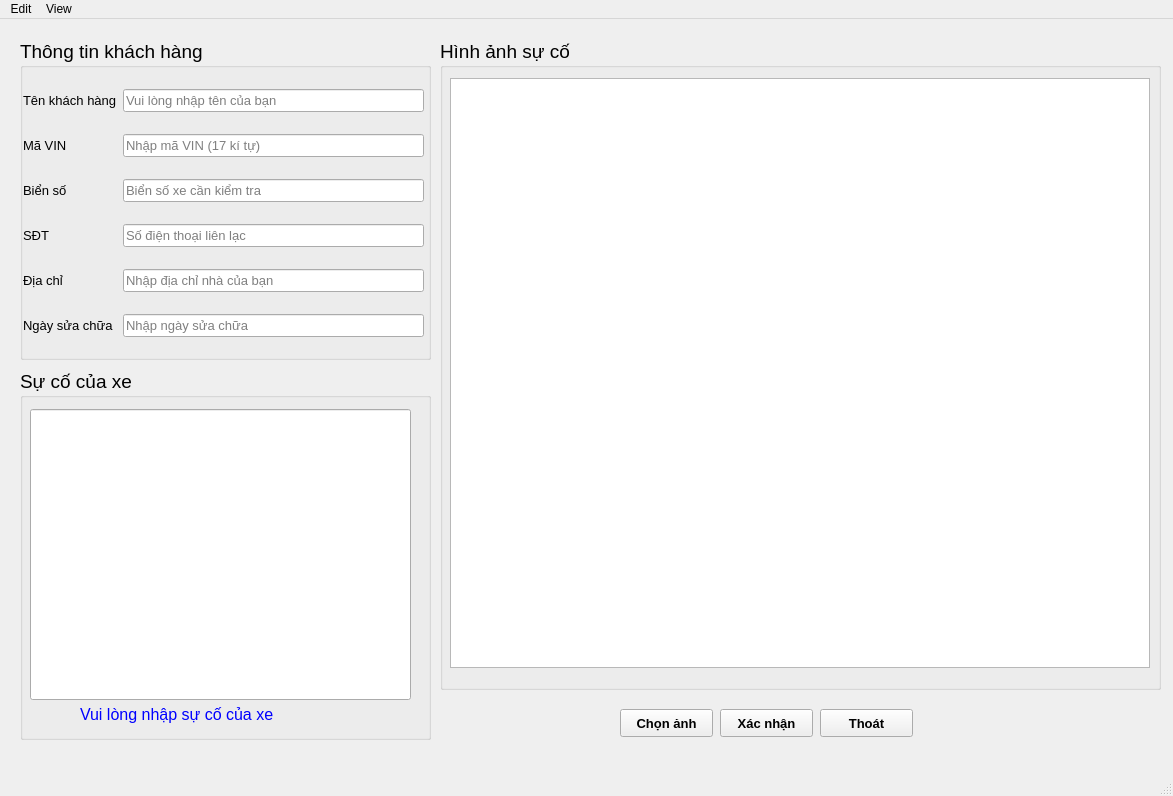
Before: the Qt Designer form GUI/GUIinput.ui in Vuchauduytung/LuanVan, drawn with Qt 5.
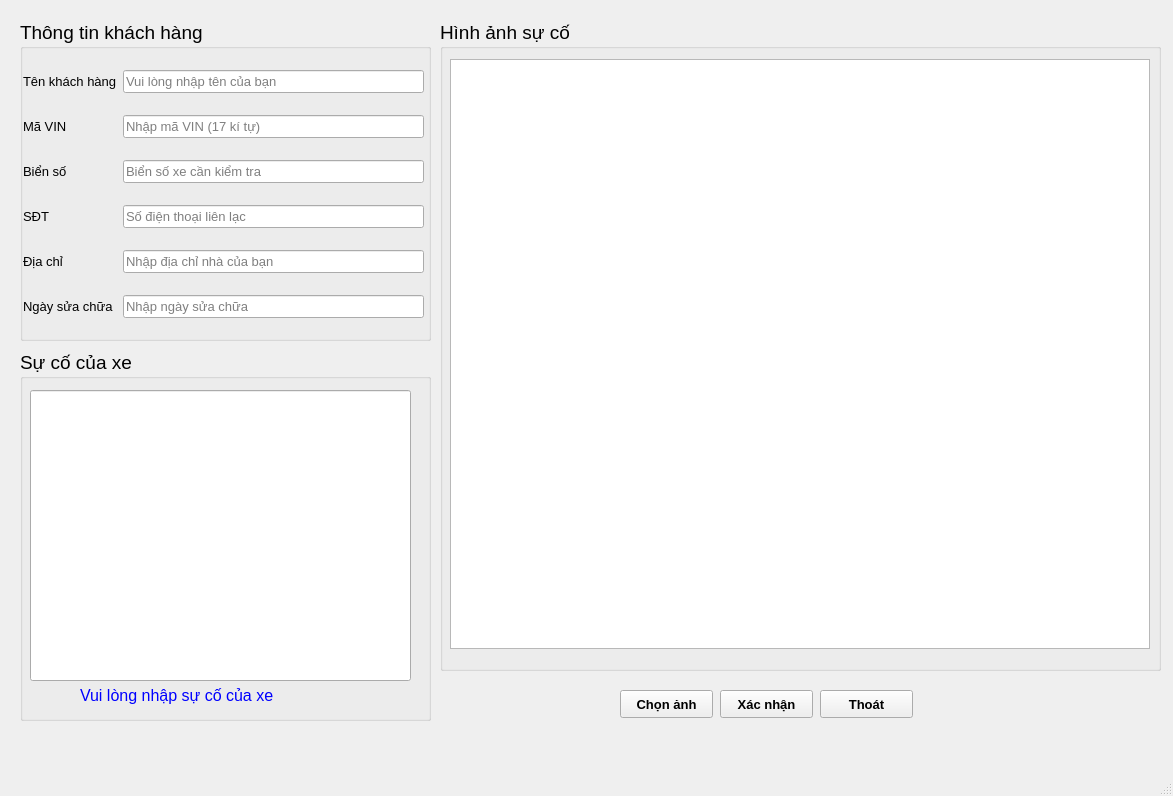
After: the same form once the commit is applied.

```diff
--- a/GUI/GUIinput.ui
+++ b/GUI/GUIinput.ui
@@ -507,24 +507,6 @@
      <height>26</height>
     </rect>
    </property>
-   <widget class="QMenu" name="menuEdit">
-    <property name="title">
-     <string>Edit</string>
-    </property>
-    <addaction name="QA_actionOpen"/>
-    <addaction name="QA_actionNew"/>
-    <addaction name="QA_actionSave"/>
-    <addaction name="QA_actionSave_as"/>
-   </widget>
-   <widget class="QMenu" name="menuView">
-    <property name="title">
-     <string>View</string>
-    </property>
-    <addaction name="QA_actionGraphics_car"/>
-    <addaction name="QA_actionDate"/>
-   </widget>
-   <addaction name="menuEdit"/>
-   <addaction name="menuView"/>
   </widget>
   <widget class="QStatusBar" name="statusbar"/>
   <action name="QA_actionOpen">
```
